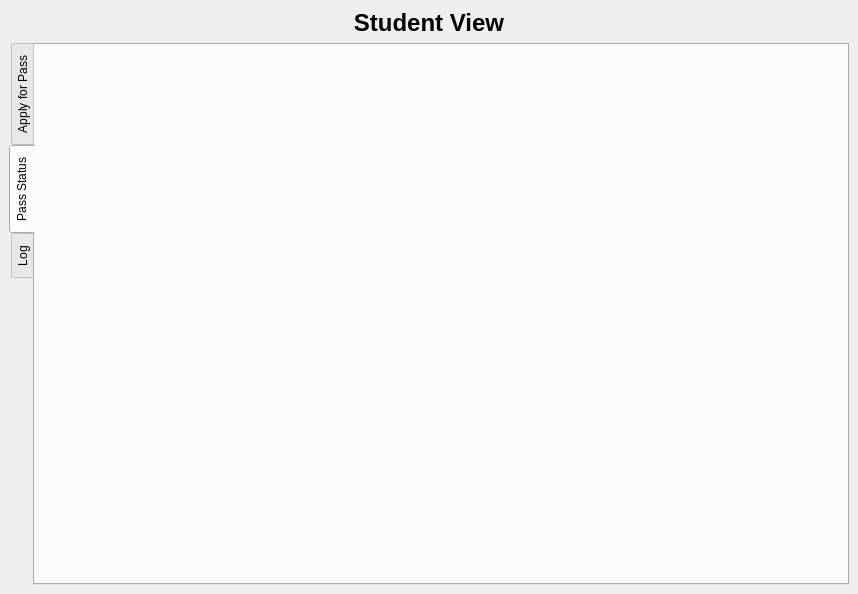
First picture: the form in ui/student_view.ui, repository sipsmehta/Face-Recognition-Surveillance-, before the edit.
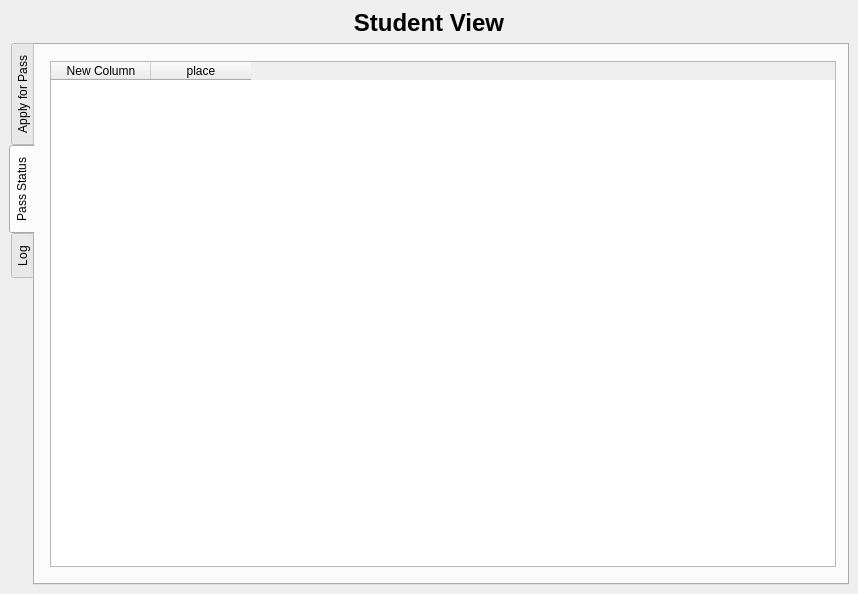
Second picture: the form after the edit. The open tabs and pages were chosen to show the change. Custom widgets are drawn as their Qt base class.

The edit to the form file:
```diff
--- a/ui/student_view.ui
+++ b/ui/student_view.ui
@@ -206,6 +206,26 @@
        <attribute name="title">
         <string>Pass Status</string>
        </attribute>
+       <widget class="QTableWidget" name="tableWidget">
+        <property name="geometry">
+         <rect>
+          <x>15</x>
+          <y>16</y>
+          <width>786</width>
+          <height>506</height>
+         </rect>
+        </property>
+        <column>
+         <property name="text">
+          <string>New Column</string>
+         </property>
+        </column>
+        <column>
+         <property name="text">
+          <string>place</string>
+         </property>
+        </column>
+       </widget>
       </widget>
       <widget class="QWidget" name="tab_2">
        <attribute name="title">
```
Left out of the diff: 2 changed lines with no effect on the pictures.
